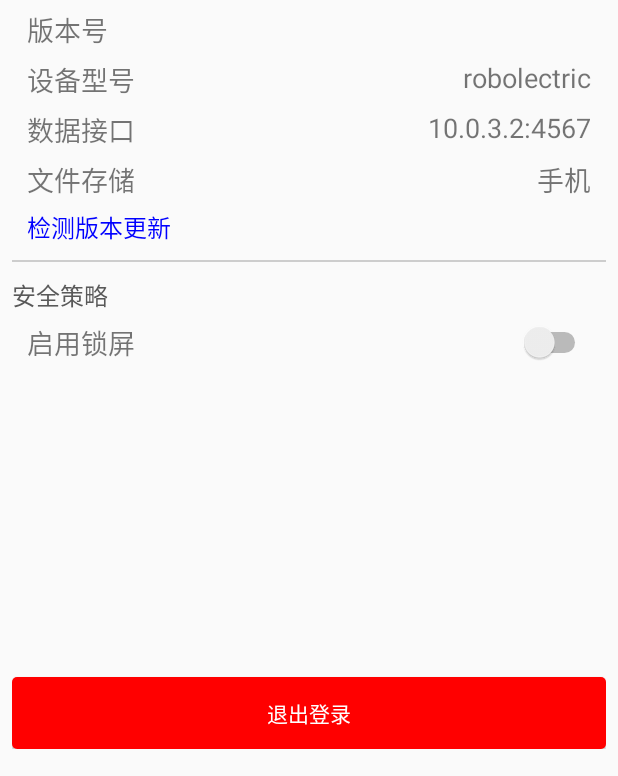
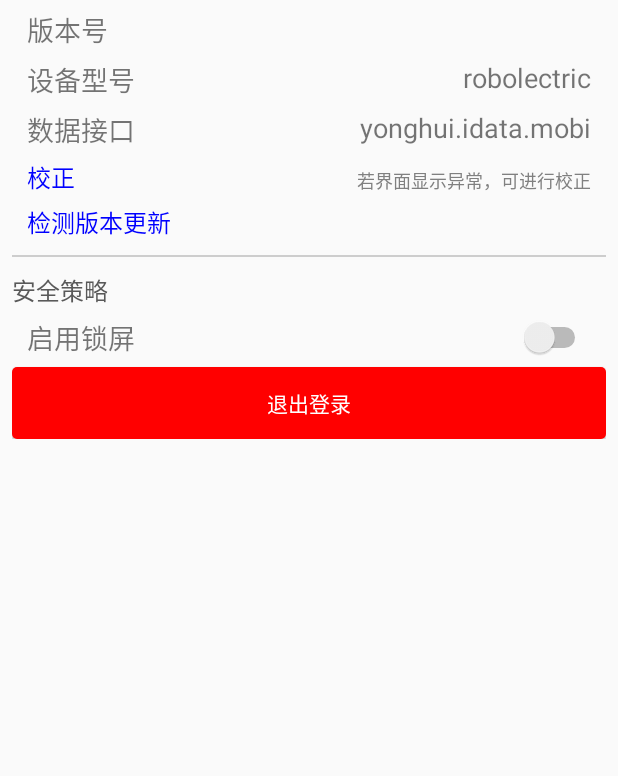
Before and after one commit to nhfmaster/YH-Android, an Android app: the SettingActivity screen opened directly, with no data from a screen before it, on a phone screen of 412 x 824 dp, the part 460-1236 px from its top. Run offline under Robolectric (Android 15) with nearby library versions, the phone set to English and light mode, and no system bars; libraries missing offline, so code that uses them is left out: com.handmark.pulltorefresh, com.pgyersdk.crash, com.pgyersdk.javabean, com.pgyersdk.update; 3 statements that could not run were skipped.

Commit message:
* Fixed: 文件存储使用手机空间，不是所有机弄都支持SD卡 * Add: 设置 -> 校正
安装时，可能由于用户空间不足，导致静态压缩文件解压失败，该功能会重新解压静态文件

* Add: 用户行为日志
* Add: 设置 -> 检测版本升级;判断版本号是否为偶数,以便内测

```diff
--- a/app/src/main/AndroidManifest.xml
+++ b/app/src/main/AndroidManifest.xml
@@ -1,8 +1,8 @@
 <?xml version="1.0" encoding="utf-8"?>
 <manifest xmlns:android="http://schemas.android.com/apk/res/android"
     package="com.intfocus.yh_android"
-    android:versionCode="44"
-    android:versionName="1.1.4" >
+    android:versionCode="48"
+    android:versionName="1.1.8" >
 
     <uses-permission android:name="android.permission.RECEIVE_BOOT_COMPLETED" />
     <uses-permission android:name="android.permission.VIBRATE" />
--- a/app/src/main/java/com/intfocus/yh_android/BaseActivity.java
+++ b/app/src/main/java/com/intfocus/yh_android/BaseActivity.java
@@ -489,7 +489,9 @@ public class BaseActivity extends Activity {
 
             @Override
             public void onNoUpdateAvailable() {
-                Toast.makeText(mContext, "已是最新版本", Toast.LENGTH_SHORT).show();
+                if(isShowToast) {
+                    Toast.makeText(mContext, "已是最新版本", Toast.LENGTH_SHORT).show();
+                }
             }
         };
 
--- a/app/src/main/java/com/intfocus/yh_android/SettingActivity.java
+++ b/app/src/main/java/com/intfocus/yh_android/SettingActivity.java
@@ -6,7 +6,6 @@ import android.content.Intent;
 import android.content.pm.PackageInfo;
 import android.content.pm.PackageManager.NameNotFoundException;
 import android.os.Bundle;
-import android.os.Environment;
 import android.text.TextUtils;
 import android.view.View;
 import android.widget.Button;
@@ -23,6 +22,7 @@ import org.json.JSONException;
 import org.json.JSONObject;
 
 import java.io.File;
+import java.io.IOException;
 
 public class SettingActivity extends BaseActivity {
 
@@ -35,7 +35,7 @@ public class SettingActivity extends BaseActivity {
     private TextView mAppVersion;
     private TextView mDeviceID;
     private TextView mApiDomain;
-    private TextView mStorageType;
+    private TextView mCheckAssets;
     private Switch mLockSwitch;
     private TextView mChangeLock;
     private Button mLogout;
@@ -61,11 +61,12 @@ public class SettingActivity extends BaseActivity {
         mDeviceID = (TextView) findViewById(R.id.device_id);
         mApiDomain = (TextView) findViewById(R.id.api_domain);
         mChangeLock = (TextView) findViewById(R.id.change_lock);
-        mStorageType = (TextView) findViewById(R.id.storage_type);
+        mCheckAssets = (TextView) findViewById(R.id.check_assets);
         mLogout = (Button) findViewById(R.id.logout);
         mLockSwitch = (Switch) findViewById(R.id.lock_switch);
         screenLockInfo = "取消锁屏成功";
         mLockSwitch.setChecked(FileUtil.checkIsLocked(mContext));
+        mCheckAssets.setOnClickListener(mCheckAssetsListener);
 
         mChangeLock.setOnClickListener(mChangeLockListener);
         mChangePWD.setOnClickListener(mChangePWDListener);
@@ -102,8 +103,6 @@ public class SettingActivity extends BaseActivity {
             }
             mDeviceID.setText(TextUtils.split(android.os.Build.MODEL, " - ")[0]);
             mApiDomain.setText(URLs.HOST.replace("http://", ""));
-
-            mStorageType.setText(Environment.getExternalStorageState().equals(Environment.MEDIA_MOUNTED) ? "SD卡" : "手机");
         } catch (JSONException e) {
             e.printStackTrace();
         }
@@ -114,6 +113,9 @@ public class SettingActivity extends BaseActivity {
         return context.getString(stringId);
     }
 
+    /*
+     * 返回
+     */
     private View.OnClickListener mOnBackListener = new View.OnClickListener() {
         @Override
         public void onClick(View v) {
@@ -198,6 +200,36 @@ public class SettingActivity extends BaseActivity {
         }
     };
 
+    /*
+     * 校正静态文件
+     */
+    private View.OnClickListener mCheckAssetsListener = new View.OnClickListener() {
+        @Override
+        public void onClick(View v) {
+            try {
+                String userConfigPath = String.format("%s/%s", FileUtil.basePath(mContext), URLs.USER_CONFIG_FILENAME);
+                JSONObject userJSON = FileUtil.readConfigFile(userConfigPath);
+                userJSON.remove("loading_md5");
+                userJSON.remove("assets_md5");
+                FileUtil.writeFile(userConfigPath, userJSON.toString());
+
+                /*
+                 * 用户报表数据js文件存放在公共区域
+                 */
+                String headerPath = String.format("%s/%s", FileUtil.sharedPath(mContext), URLs.CACHED_HEADER_FILENAME);
+                new File(headerPath).delete();
+
+                FileUtil.checkAssets(mContext, "loading");
+                FileUtil.checkAssets(mContext, "assets");
+
+
+                Toast.makeText(mContext, "校正完成", Toast.LENGTH_SHORT).show();
+            } catch (IOException e) {
+                e.printStackTrace();
+            }
+        }
+    };
+
 
     /*
      *  Switch 锁屏开关
--- a/app/src/main/java/com/intfocus/yh_android/util/URLs.java
+++ b/app/src/main/java/com/intfocus/yh_android/util/URLs.java
@@ -1,7 +1,6 @@
 package com.intfocus.yh_android.util;
 
 import android.content.Context;
-import android.os.Environment;
 
 import java.io.Serializable;
 import java.net.URLEncoder;
@@ -18,8 +17,8 @@ import java.util.Date;
 public class URLs implements Serializable {
 
 
-	public final static String HOST1 = "http://yonghui.idata.mobi";
-	public final static String HOST  = "http://10.0.3.2:4567";
+	public final static String HOST = "http://yonghui.idata.mobi";
+	public final static String HOST1  = "http://10.0.3.2:4567";
 
 	//login
     public final static String LOGIN_PATH              = String.format("%s/mobile/login", HOST);
@@ -70,13 +69,13 @@ public class URLs implements Serializable {
 
 
 	public final static String storage_base(Context context) {
-        String path = "";
-        if(Environment.getExternalStorageState().equals(Environment.MEDIA_MOUNTED)) {
-            path = String.format("%s/com.intfocus.yh_android", Environment.getExternalStorageDirectory().getAbsolutePath());
-        } else {
-            path =String.format("%s/com.intfocus.yh_android", context.getApplicationContext().getFilesDir());
-        }
-        return path;
+//        String path = "";
+//        if(Environment.getExternalStorageState().equals(Environment.MEDIA_MOUNTED)) {
+//            path = String.format("%s/com.intfocus.yh_android", Environment.getExternalStorageDirectory().getAbsolutePath());
+//        } else {
+//            path =String.format("%s/com.intfocus.yh_android", context.getApplicationContext().getFilesDir());
+//        }
+        return context.getApplicationContext().getFilesDir().toString();
     }
 	/**
 	 * 对URL进行格式处理
--- a/app/src/main/res/layout/activity_setting.xml
+++ b/app/src/main/res/layout/activity_setting.xml
@@ -40,10 +40,15 @@
 
     </RelativeLayout>
 
+    <ScrollView
+        android:layout_width="match_parent"
+        android:layout_height="wrap_content"
+        android:layout_below="@id/actionBar"
+        android:id="@+id/scrollView" >
+
         <LinearLayout
             android:layout_width="match_parent"
             android:layout_height="wrap_content"
-        android:layout_below="@id/actionBar"
             android:orientation="vertical"
             android:paddingBottom="18dp"
             android:paddingLeft="8dp"
@@ -155,13 +160,16 @@
             <RelativeLayout style="@style/SettingGroup">
 
                 <TextView
-                style="@style/SettingKey"
-                android:text="文件存储" />
+                    android:id="@+id/check_assets"
+                    style="@style/SettingButton"
+                    android:text="校正" />
 
                 <TextView
-                android:id="@+id/storage_type"
                     style="@style/SettingValue"
-                android:text="SD卡" />
+                    android:layout_marginTop="5dp"
+                    android:textColor="@color/gray"
+                    android:textSize="12dp"
+                    android:text="若界面显示异常，可进行校正" />
             </RelativeLayout>
 
 
@@ -213,7 +221,7 @@
                 android:background="@drawable/logout_background"
                 android:text="退出登录"
                 android:textColor="@color/white" />
-
         </LinearLayout>
+    </ScrollView>
 
 </RelativeLayout>
```
Also changed, not shown: app/src/main/java/com/intfocus/yh_android/YHApplication.java (+6 -47 lines), app/src/main/java/com/intfocus/yh_android/util/FileUtil.java (+42 -0 lines), 2 other files. Lines whose indentation alone changed are shown as unchanged.
